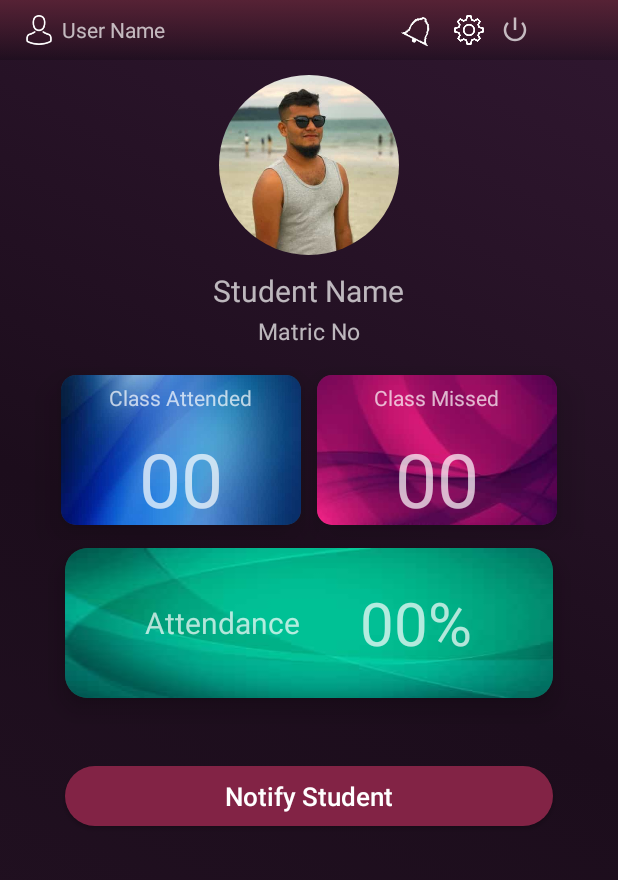
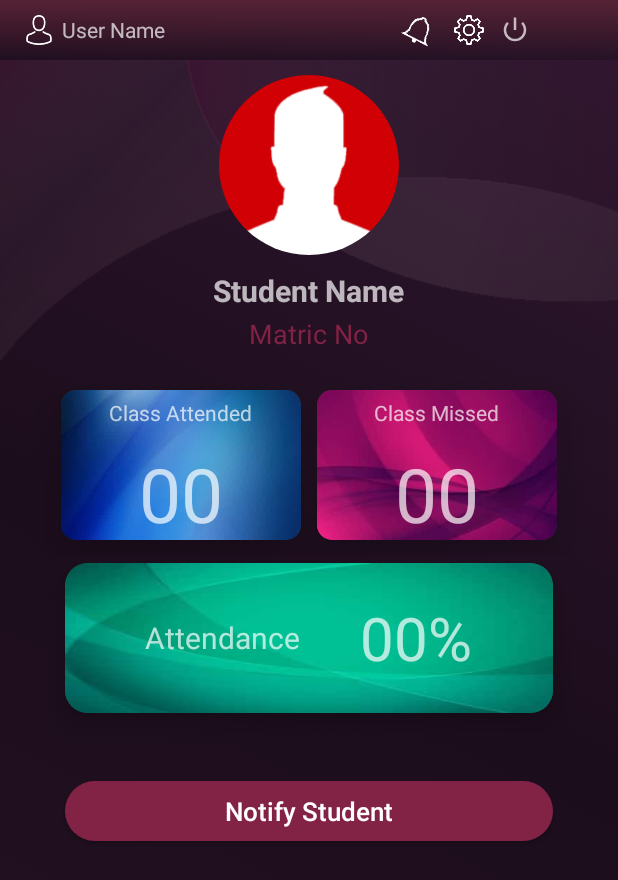
Before and after one commit to Mehedi50200/sams-app, an Android app: the layout activity_student_profile.xml on its own in the app's theme, with its tools: preview values and no code run, on a phone screen of 412 x 824 dp. Shown: the top 880 px of the screen. Run offline under Robolectric (Android 15) with nearby library versions, the phone set to English and light mode, and no system bars.

```diff
--- a/app/src/main/java/my/unimas/a50200siswa/studentattendancemonitoringsystem/CourseActivity.java
+++ b/app/src/main/java/my/unimas/a50200siswa/studentattendancemonitoringsystem/CourseActivity.java
@@ -139,7 +139,7 @@ public class CourseActivity extends AppCompatActivity {
                         studentserial[i]= String.valueOf(i);
 
 
-                        listStudent.add(new StudentModel(studentId[i],studentName[i], studentserial[i]));
+                        listStudent.add(new StudentModel(studentId[i],studentName[i], studentserial[i],CourseCode,CourseName));
                         i++;
                     }
 
--- a/app/src/main/java/my/unimas/a50200siswa/studentattendancemonitoringsystem/HomeActivity.java
+++ b/app/src/main/java/my/unimas/a50200siswa/studentattendancemonitoringsystem/HomeActivity.java
@@ -211,7 +211,7 @@ public class HomeActivity extends AppCompatActivity {
             public void onClick(View v) {
 
                 if (ETNote.getText().toString().length() == 0) {
-                    ETNote.setError("Type Some Thing");
+                    ETNote.setError("Type Something");
                 } else if (ETNote.getText().toString().length() >= 100) {
                     ETNote.setError("Note should be less than 100 characters");
                 } else {
--- a/app/src/main/java/my/unimas/a50200siswa/studentattendancemonitoringsystem/RecyclerViewAdapterStudent.java
+++ b/app/src/main/java/my/unimas/a50200siswa/studentattendancemonitoringsystem/RecyclerViewAdapterStudent.java
@@ -53,6 +53,8 @@ class RecyclerViewAdapterStudent extends RecyclerView.Adapter<RecyclerViewAdapte
                 Intent intent = new Intent(mContext, StudentProfileActivity.class);
                 intent.putExtra("StudentId", mData.get(position).getStudentId());
                 intent.putExtra("StudentName", mData.get(position).getStudentName());
+                intent.putExtra("CourseCode", mData.get(position).getCourseCode());
+                intent.putExtra("CourseName", mData.get(position).getCourseName());
                 mContext.startActivity(intent);
             }
         });
--- a/app/src/main/res/layout/activity_student_profile.xml
+++ b/app/src/main/res/layout/activity_student_profile.xml
@@ -9,6 +9,13 @@
     <include
         android:id="@+id/actionbar"
         layout="@layout/action_bar"></include>
+
+    <LinearLayout
+        android:layout_width="match_parent"
+        android:layout_height="200dp"
+        android:orientation="vertical"
+        android:background="@drawable/proimagebg"
+        android:layout_marginBottom="10dp">
 
         <de.hdodenhof.circleimageview.CircleImageView
             android:layout_width="120dp"
@@ -22,6 +29,7 @@
             android:id="@+id/studentname"
             android:layout_width="wrap_content"
             android:layout_height="30dp"
+            android:textStyle="bold"
             android:text="Student Name"
             android:layout_gravity="center_horizontal"
             android:textSize="20sp"/>
@@ -30,9 +38,15 @@
             android:id="@+id/studentmatric"
             android:layout_width="wrap_content"
             android:layout_height="30dp"
+            android:textColor="@color/colorLightViolet"
             android:text="Matric No"
             android:layout_gravity="center_horizontal"
-        android:textSize="15sp"/>
+            android:textSize="18sp"/>
+
+
+    </LinearLayout>
+
+
 
     <LinearLayout
         android:layout_width="match_parent"
@@ -62,6 +76,7 @@
                     android:layout_gravity="center_horizontal"/>
 
                 <TextView
+                    android:id="@+id/noP"
                     android:layout_width="wrap_content"
                     android:layout_height="wrap_content"
                     android:layout_margin="5dp"
@@ -95,6 +110,7 @@
                     android:layout_gravity="center_horizontal"/>
 
                 <TextView
+                    android:id="@+id/noA"
                     android:layout_width="wrap_content"
                     android:layout_height="wrap_content"
                     android:layout_margin="5dp"
@@ -132,6 +148,7 @@
                 android:layout_gravity="center"/>
 
             <TextView
+                android:id="@+id/noPer"
                 android:layout_width="wrap_content"
                 android:layout_height="wrap_content"
                 android:layout_margin="20dp"
```
Also changed, not shown: app/src/main/java/my/unimas/a50200siswa/studentattendancemonitoringsystem/StudentModel.java (+16 -2 lines), app/src/main/java/my/unimas/a50200siswa/studentattendancemonitoringsystem/StudentProfileActivity.java (+87 -20 lines), app/src/main/res/drawable/profilepic.jpg, app/src/main/res/drawable/proimagebg.png (added). Lines whose indentation alone changed are shown as unchanged.
